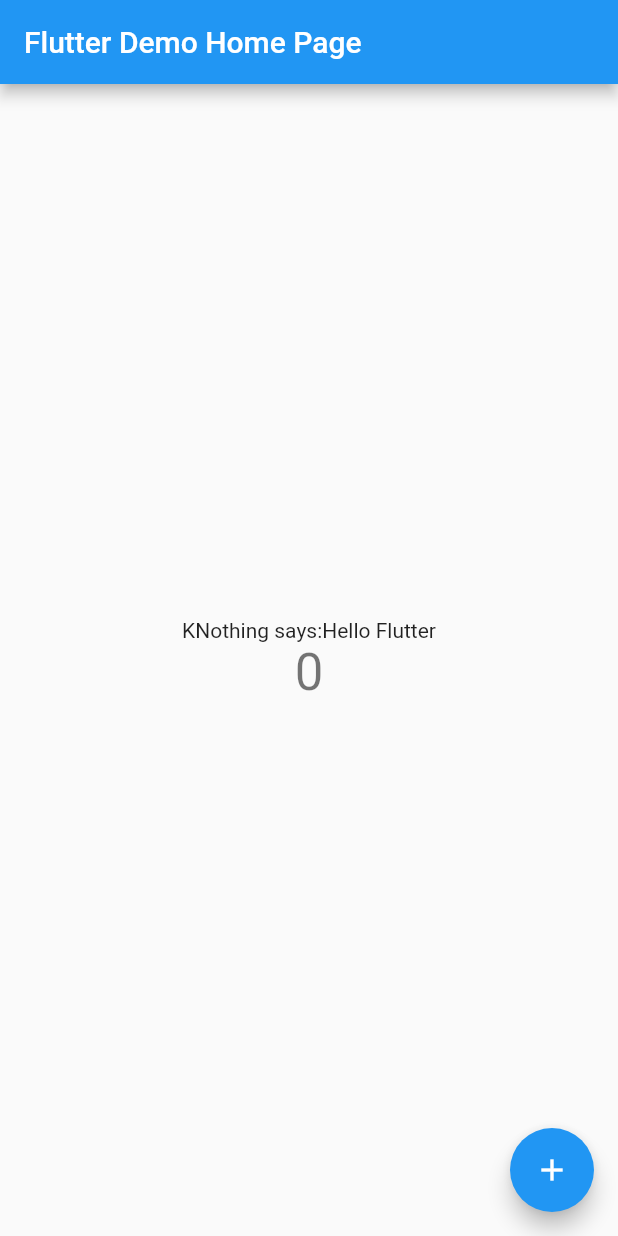
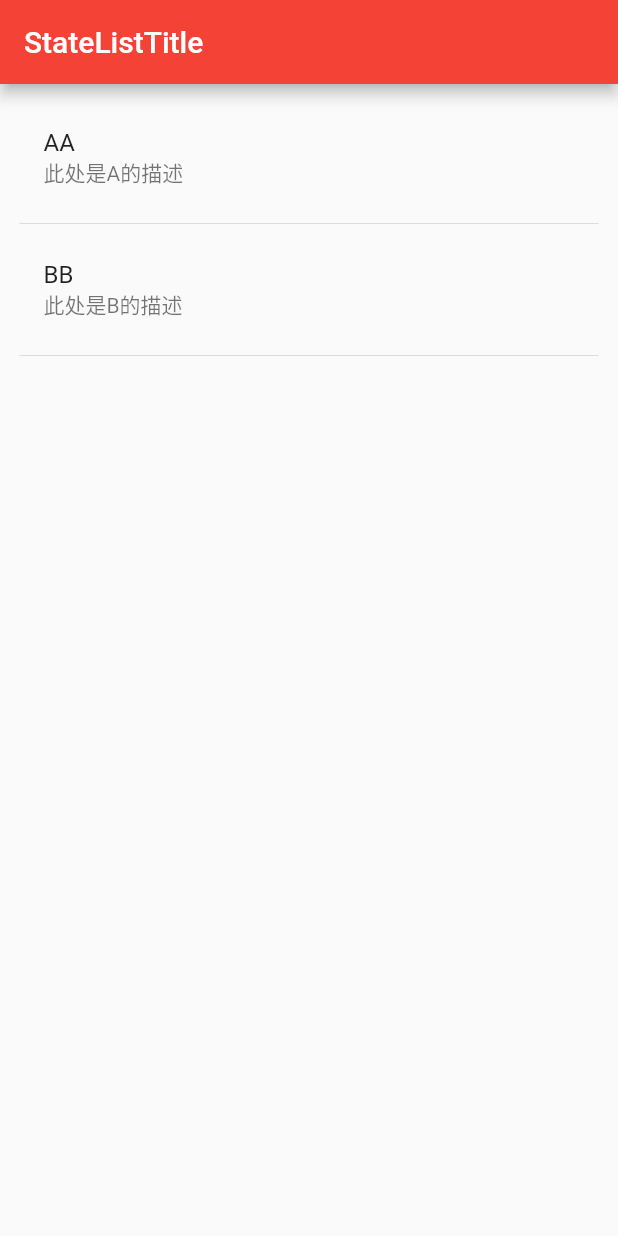
Before and after one commit to xiaomaguoguo/flutterdemo, a Flutter app: the screen it shows after launch, on a phone screen of 412 x 824 dp. Run offline on Flutter 3.47's test engine with Material 2 defaults, Android fonts, the phone set to English and light mode, and no system bars.

Commit message:
学习Flutter从网络加载数据请求。并显示到本地页面中。

```diff
--- a/lib/Strings.dart
+++ /dev/null
@@ -1,3 +0,0 @@
-class Strings {
-  static const String appTitle = "KNothing says:" + "Hello Flutter";
-}
--- /dev/null
+++ b/lib/beans/Item.dart
@@ -0,0 +1,5 @@
+class Item {
+  final String title;
+  final String desc;
+  Item(this.title, this.desc);
+}
--- a/lib/main.dart
+++ b/lib/main.dart
@@ -1,5 +1,7 @@
 import 'package:flutter/material.dart';
-import 'Strings.dart';
+import 'package:flutterdemo/study/StudyList.dart';
+import 'package:flutterdemo/study/Strings.dart';
+import 'package:flutterdemo/study/NetworkList.dart';
 
 void main() => runApp(new MyApp());
 
@@ -18,9 +20,12 @@ class MyApp extends StatelessWidget {
         // "hot reload" (press "r" in the console where you ran "flutter run",
         // or press Run > Flutter Hot Reload in IntelliJ). Notice that the
         // counter didn't reset back to zero; the application is not restarted.
-        primarySwatch: Colors.blue,
+        primarySwatch: Colors.red,
       ),
-      home: new MyHomePage(title: 'Flutter Demo Home Page'),
+
+//      home: new MyHomePage(title: 'Flutter Demo Home Page'),
+//      home: ContentList(),
+      home: StudyList(),
     );
   }
 }
--- /dev/null
+++ b/lib/study/Strings.dart
@@ -0,0 +1,7 @@
+class Strings {
+  static const String appTitle = "KNothing says:" + "Hello Flutter";
+
+  static const String bodyText = "This is body Textr";
+
+  static const String stateListTitle = "StateListTitle";
+}
--- /dev/null
+++ b/lib/study/StudyList.dart
@@ -0,0 +1,62 @@
+import 'package:flutter/material.dart';
+import 'package:http/http.dart';
+import 'package:flutterdemo/study/Strings.dart';
+import 'dart:convert';
+import 'package:flutterdemo/beans/Item.dart';
+
+//学习进度列表
+class StudyList extends StatefulWidget {
+  @override
+  State<StatefulWidget> createState() {
+    return StudyListState();
+  }
+}
+
+class StudyListState extends State<StudyList> {
+  var _items = [];
+
+  @override
+  void initState() {
+    super.initState();
+    initList();
+  }
+
+  void initList() {
+    //表明返回的数据正确
+    var items = [];
+    var studys = [Item("AA", "此处是A的描述"), Item("BB", "此处是B的描述")];
+    studys.forEach((item) => items.add(item));
+    setState(() {
+      _items = items;
+    });
+  }
+
+  Widget _buildRow(int i) {
+    Item item = this._items[i];
+    return ListTile(
+        title: Text(
+          item.title,
+          overflow: TextOverflow.fade,
+        ),
+        subtitle: Text(
+          '${item.desc}',
+        ));
+  }
+
+  @override
+  Widget build(BuildContext context) {
+    return Scaffold(
+      appBar: AppBar(title: Text(Strings.stateListTitle)),
+      body: new ListView.builder(
+        padding: const EdgeInsets.all(13.0),
+        itemCount: _items.length * 2,
+        itemBuilder: (BuildContext context, int position) {
+          // 此处为添加分割线
+          if (position.isOdd) return Divider();
+          final index = position ~/ 2;
+          return _buildRow(index);
+        },
+      ),
+    );
+  }
+}
```
Also changed, not shown: lib/beans/feed.dart (added, +7 -0 lines), lib/study/NetworkList.dart (added, +72 -0 lines).
